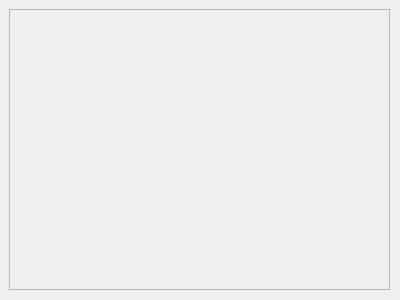
This is include/GUI/ui/Process.ui in VitTolok/LinSolverReboot as Qt 5 draws it before an edit. The edited form follows.
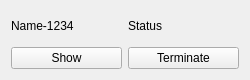
This is the edited form.

The edit to the form file:
```diff
--- a/include/GUI/ui/Process.ui
+++ b/include/GUI/ui/Process.ui
@@ -6,10 +6,16 @@
    <rect>
     <x>0</x>
     <y>0</y>
-    <width>400</width>
-    <height>300</height>
+    <width>250</width>
+    <height>80</height>
    </rect>
   </property>
+  <property name="sizePolicy">
+   <sizepolicy hsizetype="Fixed" vsizetype="Fixed">
+    <horstretch>0</horstretch>
+    <verstretch>0</verstretch>
+   </sizepolicy>
+  </property>
   <property name="palette">
    <palette>
     <active>
@@ -50,22 +56,36 @@
   <property name="windowTitle">
    <string>Form</string>
   </property>
-  <widget class="QFrame" name="frame">
-   <property name="geometry">
-    <rect>
-     <x>9</x>
-     <y>9</y>
-     <width>381</width>
-     <height>281</height>
-    </rect>
-   </property>
-   <property name="frameShape">
-    <enum>QFrame::StyledPanel</enum>
-   </property>
-   <property name="frameShadow">
-    <enum>QFrame::Raised</enum>
-   </property>
-  </widget>
+  <layout class="QGridLayout" name="gridLayout">
+   <item row="1" column="0">
+    <widget class="QPushButton" name="show_button">
+     <property name="text">
+      <string>Show</string>
+     </property>
+    </widget>
+   </item>
+   <item row="1" column="1">
+    <widget class="QPushButton" name="terminate_button">
+     <property name="text">
+      <string>Terminate</string>
+     </property>
+    </widget>
+   </item>
+   <item row="0" column="0">
+    <widget class="QLabel" name="name">
+     <property name="text">
+      <string>Name-1234</string>
+     </property>
+    </widget>
+   </item>
+   <item row="0" column="1">
+    <widget class="QLabel" name="status">
+     <property name="text">
+      <string>Status</string>
+     </property>
+    </widget>
+   </item>
+  </layout>
  </widget>
  <resources/>
  <connections/>
```
